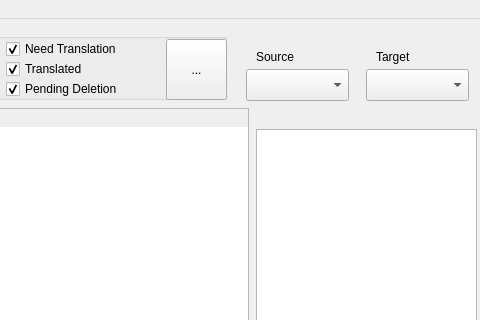
Above: mainwindow.ui from Cyberenchanter/Galaxy-Translator before the change; both pictures show x 544 to 1024 and y 0 to 320 of the 1024 by 768 pixel window. Below: the same form after it.
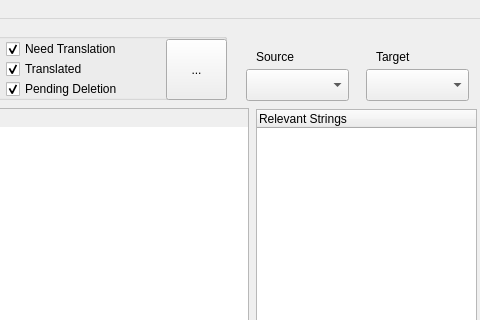
That is the form after the change.

Commit message: 我滴任务完成辣

Diff of the .ui file:
```diff
--- a/mainwindow.ui
+++ b/mainwindow.ui
@@ -300,15 +300,20 @@
      </property>
     </widget>
    </widget>
-   <widget class="QTreeView" name="treeView">
+   <widget class="QTreeWidget" name="relevant_strings">
     <property name="geometry">
      <rect>
       <x>800</x>
-      <y>110</y>
+      <y>90</y>
       <width>221</width>
-      <height>601</height>
+      <height>621</height>
      </rect>
     </property>
+    <column>
+     <property name="text">
+      <string>Relevant Strings</string>
+     </property>
+    </column>
    </widget>
   </widget>
   <widget class="QMenuBar" name="menubar">
```
Left out of the diff: 2 changed lines with no effect on the pictures. The commit also changes 2 other files.
